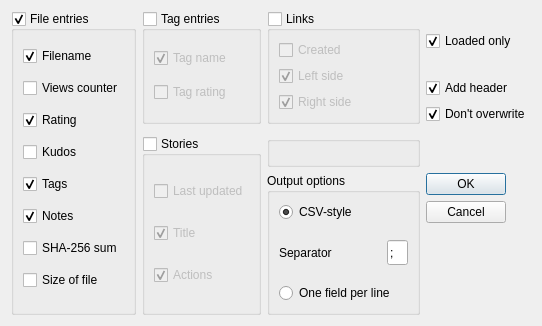
Before: the Qt Designer form milla-view/exportform.ui in matrixsmaster/MILLA, drawn with Qt 5.
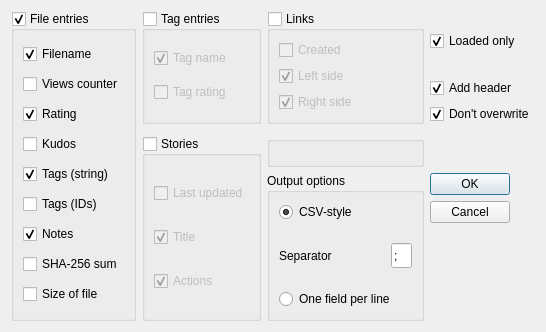
After: the same form once the commit is applied. Icons and pictures are not drawn.

Diff of the .ui file:
```diff
--- a/milla-view/exportform.ui
+++ b/milla-view/exportform.ui
@@ -9,8 +9,8 @@
    <rect>
     <x>0</x>
     <y>0</y>
-    <width>542</width>
-    <height>326</height>
+    <width>546</width>
+    <height>332</height>
    </rect>
   </property>
   <property name="windowTitle">
@@ -97,13 +97,20 @@
       <item>
        <widget class="QCheckBox" name="checkBox_5">
         <property name="text">
-         <string>Tags</string>
+         <string>Tags (string)</string>
         </property>
         <property name="checked">
          <bool>true</bool>
         </property>
        </widget>
       </item>
+      <item>
+       <widget class="QCheckBox" name="checkBox_20">
+        <property name="text">
+         <string>Tags (IDs)</string>
+        </property>
+       </widget>
+      </item>
       <item>
        <widget class="QCheckBox" name="checkBox_6">
         <property name="text">
```
